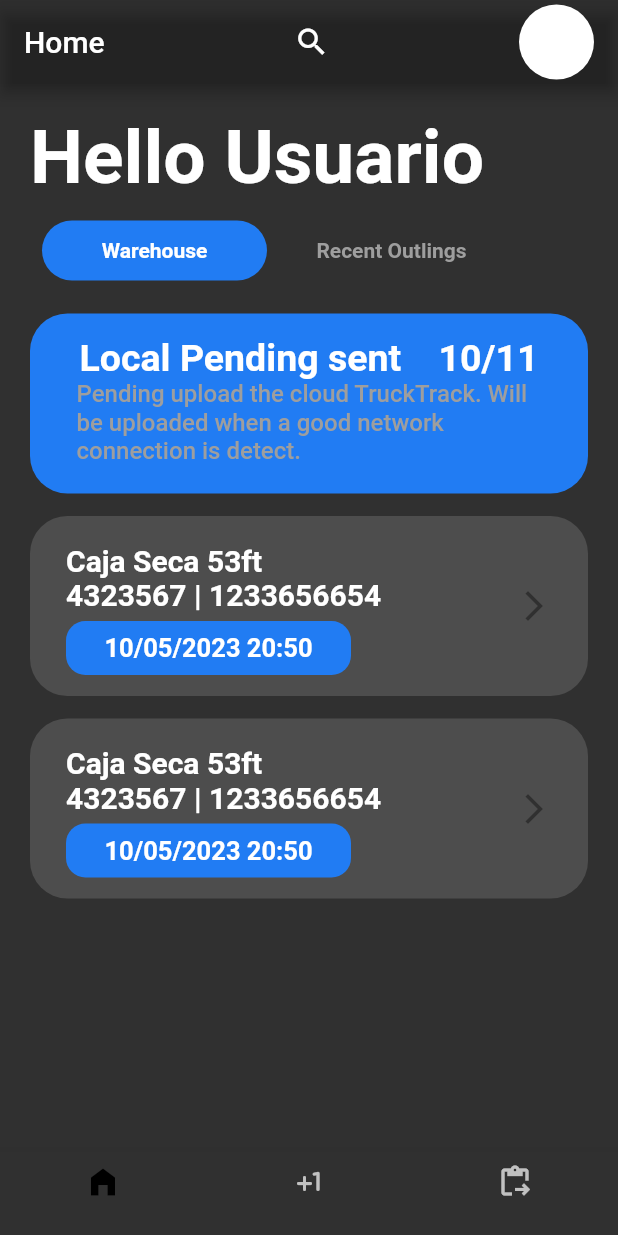
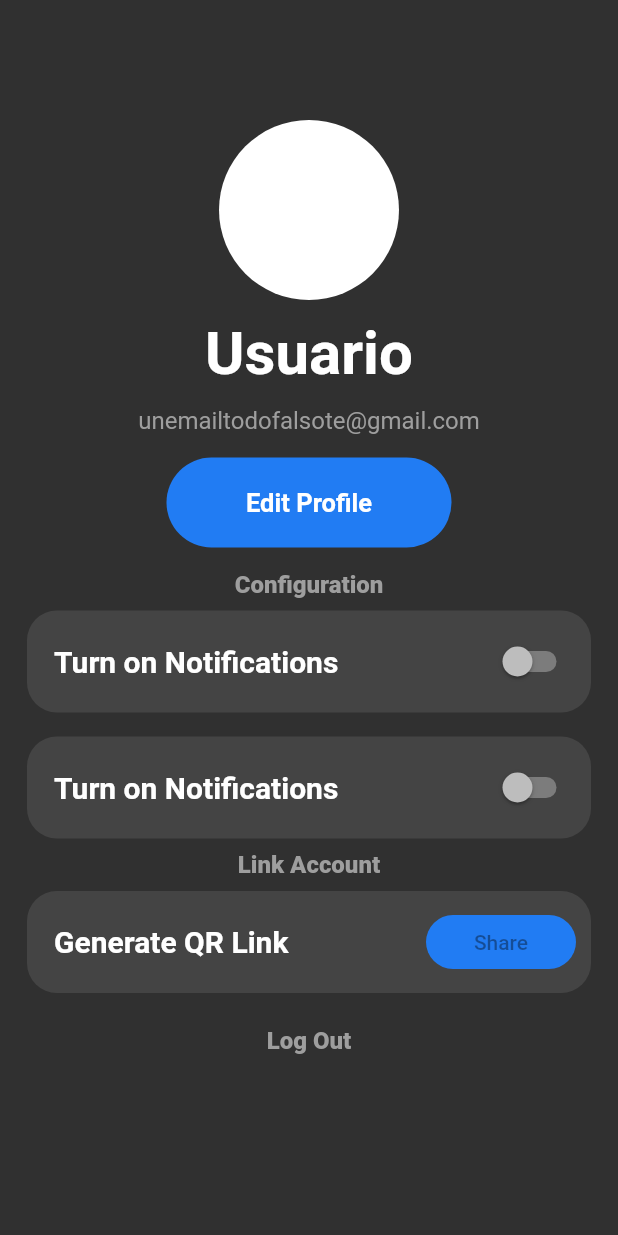
Before and after one commit to RevisOTO/reception_app, a Flutter app: the screen it shows after launch, on a phone screen of 412 x 824 dp. Run offline on Flutter 3.47's test engine with Material 2 defaults, Android fonts, the phone set to English and light mode, and no system bars; our stand-ins replace dio, flutter_bloc, hive; missing offline and left inert: jwt_decode; accounts and stored records are empty.

Commit message:
Profile_page

```diff
--- a/lib/globals/constants.dart
+++ b/lib/globals/constants.dart
@@ -1,4 +1,4 @@
-
+import 'package:flutter/material.dart';
 import 'package:flutter/painting.dart';
 
 const baseURL = "http://192.168.0.2:3000/";
@@ -9,4 +9,10 @@ BorderRadius kBorderRadius = BorderRadius.circular(5.5);
 EdgeInsets kHPadding = const EdgeInsets.symmetric(horizontal: 24.00);
 EdgeInsets nonePadding = const EdgeInsets.symmetric(horizontal: 0.00);
 EdgeInsets kVPadding = const EdgeInsets.symmetric(horizontal: 20.00);
-EdgeInsets allPadding = const EdgeInsets.only(left: 20.00, right:20.00,bottom: 32);
+EdgeInsets allPadding =
+    const EdgeInsets.only(left: 20.00, right: 20.00, bottom: 32);
+Color primaryColorBtn = const Color.fromARGB(255, 33, 124, 243);
+TextStyle optionsText =
+    const TextStyle(fontSize: 20, fontWeight: FontWeight.w600);
+TextStyle categoriesText = const TextStyle(
+    fontWeight: FontWeight.w900, color: Colors.grey, fontSize: 16);
--- a/lib/main.dart
+++ b/lib/main.dart
@@ -1,4 +1,7 @@
 import 'package:flutter/material.dart';
+import 'package:reception_app/globals/constants.dart';
+import 'package:reception_app/pages/profile/profile.dart';
+import 'package:reception_app/pages/splash/splash.dart';
 import 'package:reception_app/pages/welcome/welcome.dart';
 import 'pages/login/login.dart';
 
@@ -16,9 +19,9 @@ class MyApp extends StatelessWidget {
       home: const MyHomePage(),
       theme: ThemeData(
           appBarTheme: const AppBarTheme(backgroundColor: Colors.transparent),
-          colorScheme: const ColorScheme(
+          colorScheme: ColorScheme(
               brightness: Brightness.dark,
-              primary: Color.fromARGB(255, 33, 124, 243),
+              primary: primaryColorBtn,
               onPrimary: Colors.white,
               secondary: Colors.black,
               onSecondary: Colors.white,
@@ -41,6 +44,6 @@ class MyHomePage extends StatefulWidget {
 class _MyHomePageState extends State<MyHomePage> {
   @override
   Widget build(BuildContext context) {
-    return const Scaffold(body: Welcome());
+    return const Scaffold(body: ProfilePage());
   }
 }
--- a/lib/pages/login/login.dart
+++ b/lib/pages/login/login.dart
@@ -1,6 +1,7 @@
 // ignore_for_file: library_private_types_in_public_api
 
 import 'package:flutter/material.dart';
+import 'package:reception_app/globals/constants.dart';
 import 'package:reception_app/pages/login/widgets/buttonRounded.dart';
 import 'package:reception_app/pages/welcome/welcome.dart';
 
@@ -12,10 +13,6 @@ class LoginScreen extends StatefulWidget {
 }
 
 class _LoginScreenState extends State<LoginScreen> {
-  // Controllers para los campos de texto
-  final usernameController = TextEditingController();
-  final passwordController = TextEditingController();
-
   @override
   Widget build(BuildContext context) {
     return Scaffold(
@@ -38,11 +35,10 @@ class _LoginScreenState extends State<LoginScreen> {
           Container(
             margin: const EdgeInsets.fromLTRB(0, 60, 0, 20),
             child: RoundedButton(
-                backgroundColor: Color.fromARGB(255, 33, 124, 243),
+                backgroundColor: primaryColorBtn,
                 size: Size(350, 60),
                 label: Text("Sign In with Email"),
                 radius: 30,
-                textColor: Colors.white,
                 onClick: () {}),
           ),
           Row(
@@ -55,7 +51,6 @@ class _LoginScreenState extends State<LoginScreen> {
                       size: Size(160, 50),
                       label: Text("Google"),
                       radius: 30,
-                      textColor: Colors.white,
                       onClick: () {})),
               Padding(
                   padding: EdgeInsets.all(8.0),
@@ -64,7 +59,6 @@ class _LoginScreenState extends State<LoginScreen> {
                       size: Size(160, 50),
                       label: Text("Apple ID"),
                       radius: 30,
-                      textColor: Colors.white,
                       onClick: () {})),
             ],
           ),
--- a/lib/pages/login/widgets/buttonRounded.dart
+++ b/lib/pages/login/widgets/buttonRounded.dart
@@ -5,7 +5,6 @@ class RoundedButton extends StatefulWidget {
   final Size size;
   final Widget label;
   final double radius;
-  final Color textColor;
   final Function onClick;
   const RoundedButton(
       {super.key,
@@ -13,7 +12,6 @@ class RoundedButton extends StatefulWidget {
       required this.size,
       required this.label,
       required this.radius,
-      required this.textColor,
       required this.onClick});
 
   @override
@@ -27,7 +25,6 @@ class _RoundedButtonState extends State<RoundedButton> {
     Color backgroundColor = widget.backgroundColor;
     Widget label = widget.label;
     double radius = widget.radius;
-    Color textColor = widget.textColor;
     Function onClick = widget.onClick;
     return ElevatedButton(
         style: ButtonStyle(
--- /dev/null
+++ b/lib/pages/profile/profile.dart
@@ -0,0 +1,110 @@
+import 'package:flutter/material.dart';
+import 'package:reception_app/pages/login/widgets/buttonRounded.dart';
+import 'package:reception_app/pages/profile/widgets/containerInput.dart';
+
+import '../../globals/constants.dart';
+
+class ProfilePage extends StatefulWidget {
+  const ProfilePage({super.key});
+
+  @override
+  State<ProfilePage> createState() => _ProfilePageState();
+}
+
+class _ProfilePageState extends State<ProfilePage> {
+  bool isSwitched = false;
+  void toggleSwitch(bool value) {
+    setState(() {
+      isSwitched = value;
+      print(isSwitched);
+    });
+  }
+
+  @override
+  Widget build(BuildContext context) {
+    return Padding(
+      padding: const EdgeInsets.fromLTRB(10, 80, 10, 0),
+      child: Container(
+        alignment: Alignment.center,
+        child: Column(children: [
+          const CircleAvatar(
+            radius: 60,
+            backgroundColor: Colors.white,
+          ),
+          const Padding(
+            padding: EdgeInsets.all(12.0),
+            child: Text(
+              "Usuario",
+              style: TextStyle(fontSize: 40, fontWeight: FontWeight.w700),
+            ),
+          ),
+          const Text(
+            "unemailtodofalsote@gmail.com",
+            style: TextStyle(fontSize: 16, color: Colors.grey),
+          ),
+          Padding(
+            padding: const EdgeInsets.all(15.0),
+            child: RoundedButton(
+                backgroundColor: primaryColorBtn,
+                size: const Size(190, 60),
+                label: const Text("Edit Profile",
+                    style: TextStyle(
+                      color: Colors.white,
+                      fontWeight: FontWeight.w700,
+                      fontSize: 17,
+                    )),
+                radius: 80,
+                onClick: () {}),
+          ),
+          Text(
+            "Configuration",
+            style: categoriesText,
+          ),
+          ContainerInput(
+            input: Switch(value: isSwitched, onChanged: toggleSwitch),
+            label: Padding(
+              padding: const EdgeInsets.all(8.0),
+              child: Text("Turn on Notifications", style: optionsText),
+            ),
+            padding: 10,
+          ),
+          ContainerInput(
+              input: Switch(value: isSwitched, onChanged: toggleSwitch),
+              label: Padding(
+                padding: const EdgeInsets.all(8.0),
+                child: Text(
+                  "Turn on Notifications",
+                  style: optionsText,
+                ),
+              ),
+              padding: 10),
+          Text(
+            "Link Account",
+            style: categoriesText,
+          ),
+          ContainerInput(
+              label: Padding(
+                padding: const EdgeInsets.all(8.0),
+                child: Text(
+                  "Generate QR Link",
+                  style: optionsText,
+                ),
+              ),
+              input: RoundedButton(
+                  backgroundColor: primaryColorBtn,
+                  size: const Size(100, 20),
+                  label: const Text("Share"),
+                  radius: 30,
+                  onClick: () {}),
+              padding: 10),
+          TextButton(
+              onPressed: () {},
+              child: Text(
+                "Log Out",
+                style: categoriesText,
+              ))
+        ]),
+      ),
+    );
+  }
+}
--- /dev/null
+++ b/lib/pages/profile/widgets/containerInput.dart
@@ -0,0 +1,38 @@
+import 'package:flutter/material.dart';
+
+class ContainerInput extends StatefulWidget {
+  const ContainerInput(
+      {super.key,
+      required this.input,
+      required this.label,
+      required this.padding});
+  final Widget input;
+  final Widget label;
+  final double padding;
+  @override
+  State<ContainerInput> createState() => _ContainerInputState();
+}
+
+class _ContainerInputState extends State<ContainerInput> {
+  @override
+  Widget build(BuildContext context) {
+    final input = widget.input;
+    final label = widget.label;
+    final padding = widget.padding;
+    return Padding(
+      padding: const EdgeInsets.all(8.0),
+      child: Container(
+        decoration: BoxDecoration(
+            borderRadius: BorderRadius.circular(20),
+            color: Color.fromARGB(255, 68, 68, 68)),
+        child: Padding(
+          padding: EdgeInsets.all(padding),
+          child: Row(
+            mainAxisAlignment: MainAxisAlignment.spaceBetween,
+            children: [label, input],
+          ),
+        ),
+      ),
+    );
+  }
+}
--- a/lib/pages/welcome/welcome.dart
+++ b/lib/pages/welcome/welcome.dart
@@ -1,5 +1,7 @@
 import 'package:flutter/material.dart';
 import 'package:reception_app/pages/login/widgets/buttonRounded.dart';
+
+import '../../globals/constants.dart';
 
 class Welcome extends StatefulWidget {
   const Welcome({super.key});
@@ -44,13 +46,12 @@ class _WelcomeState extends State<Welcome> {
             alignment: MainAxisAlignment.start,
             children: [
               RoundedButton(
-                  backgroundColor: const Color.fromARGB(255, 33, 124, 243),
+                  backgroundColor: primaryColorBtn,
                   size: const Size(150, 40),
                   label: const Text("Warehouse",
                       style: TextStyle(
                           color: Colors.white, fontWeight: FontWeight.w700)),
                   radius: 30,
-                  textColor: Colors.white,
                   onClick: () {}),
               RoundedButton(
                   backgroundColor: Colors.transparent,
@@ -59,7 +60,6 @@ class _WelcomeState extends State<Welcome> {
                       style: TextStyle(
                           color: Colors.grey, fontWeight: FontWeight.w700)),
                   radius: 30,
-                  textColor: Colors.white,
                   onClick: () {})
             ],
           ),
@@ -69,7 +69,7 @@ class _WelcomeState extends State<Welcome> {
               Padding(
                 padding: const EdgeInsets.fromLTRB(0, 10, 0, 0),
                 child: RoundedButton(
-                    backgroundColor: const Color.fromARGB(255, 33, 124, 243),
+                    backgroundColor: primaryColorBtn,
                     size: const Size(380, 120),
                     label: const Padding(
                       padding: EdgeInsets.all(15.0),
@@ -88,7 +88,6 @@ class _WelcomeState extends State<Welcome> {
                       ),
                     ),
                     radius: 25,
-                    textColor: Colors.white,
                     onClick: () {}),
               ),
               Padding(
@@ -116,8 +115,7 @@ class _WelcomeState extends State<Welcome> {
                                       color: Colors.white,
                                       fontWeight: FontWeight.w700)),
                               RoundedButton(
-                                  backgroundColor:
-                                      const Color.fromARGB(255, 33, 124, 243),
+                                  backgroundColor: primaryColorBtn,
                                   size: const Size(190, 30),
                                   label: const Text("10/05/2023 20:50",
                                       style: TextStyle(
@@ -125,7 +123,6 @@ class _WelcomeState extends State<Welcome> {
                                           color: Colors.white,
                                           fontWeight: FontWeight.w700)),
                                   radius: 13,
-                                  textColor: Colors.white,
                                   onClick: () {})
                             ],
                           ),
@@ -134,7 +131,6 @@ class _WelcomeState extends State<Welcome> {
                       ),
                     ),
                     radius: 25,
-                    textColor: Colors.black,
                     onClick: () {}),
               ),
               Padding(
@@ -162,8 +158,7 @@ class _WelcomeState extends State<Welcome> {
                                       color: Colors.white,
                                       fontWeight: FontWeight.w700)),
                               RoundedButton(
-                                  backgroundColor:
-                                      const Color.fromARGB(255, 33, 124, 243),
+                                  backgroundColor: primaryColorBtn,
                                   size: const Size(190, 30),
                                   label: const Text("10/05/2023 20:50",
                                       style: TextStyle(
@@ -171,7 +166,6 @@ class _WelcomeState extends State<Welcome> {
                                           color: Colors.white,
                                           fontWeight: FontWeight.w700)),
                                   radius: 13,
-                                  textColor: Colors.white,
                                   onClick: () {})
                             ],
                           ),
@@ -180,7 +174,6 @@ class _WelcomeState extends State<Welcome> {
                       ),
                     ),
                     radius: 25,
-                    textColor: Colors.black,
                     onClick: () {}),
               )
             ],
```
